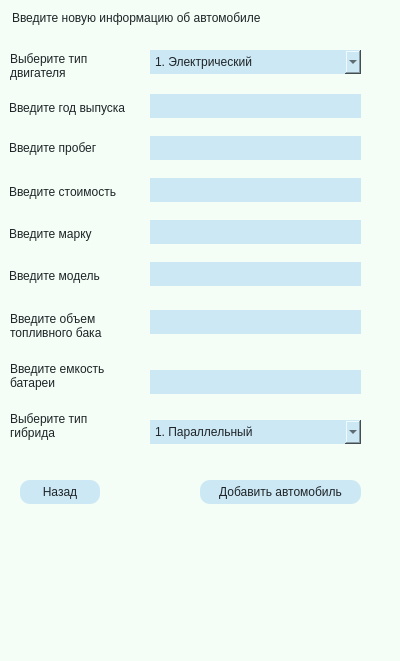
Qt form lab4/CarAddingWindow.ui (n1ck-b/Labs) before a commit.
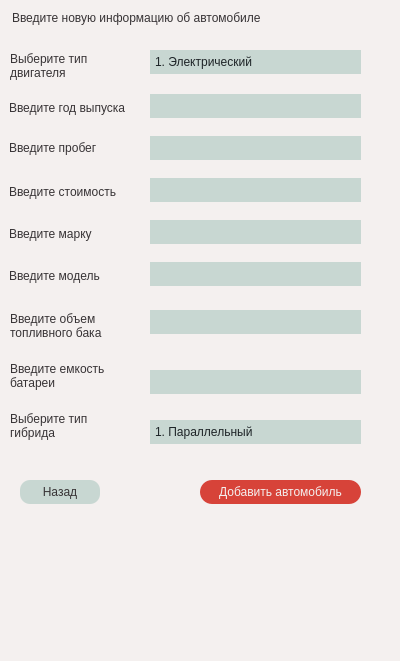
The same form after that commit. Icons and pictures are not drawn.

Patch:
```diff
--- a/lab4/CarAddingWindow.ui
+++ b/lab4/CarAddingWindow.ui
@@ -14,9 +14,9 @@
    <string>Добавление автомобиля в каталог</string>
   </property>
   <property name="styleSheet">
-   <string notr="true">background-color: rgb(244, 254, 246);
-color: rgb(30, 36, 39);
-font: 600 8pt &quot;Montserrat&quot;;</string>
+   <string notr="true">background-color: rgb(244, 240, 239);
+font: 600 8pt &quot;Montserrat&quot;;
+color: rgb(55, 51, 53);</string>
   </property>
   <widget class="QLabel" name="yearLabel">
    <property name="geometry">
@@ -54,12 +54,12 @@
     </rect>
    </property>
    <property name="styleSheet">
-    <string notr="true">color: rgb(30, 36, 39);
+    <string notr="true">color: rgb(55, 51, 53);
 font: 600 9pt &quot;Montserrat&quot;;
 border-style: solid;
 border-width: 0px;
-background-color: rgb(204, 232, 244);
-padding: 5px</string>
+padding: 5px;
+background-color: rgb(200, 215, 210);</string>
    </property>
   </widget>
   <widget class="QLabel" name="priceLabel">
@@ -98,12 +98,12 @@
     </rect>
    </property>
    <property name="styleSheet">
-    <string notr="true">color: rgb(30, 36, 39);
+    <string notr="true">color: rgb(55, 51, 53);
 font: 600 9pt &quot;Montserrat&quot;;
 border-style: solid;
 border-width: 0px;
-background-color: rgb(204, 232, 244);
-padding: 5px</string>
+padding: 5px;
+background-color: rgb(200, 215, 210);</string>
    </property>
   </widget>
   <widget class="QLabel" name="modelLabel">
@@ -129,12 +129,12 @@
     </rect>
    </property>
    <property name="styleSheet">
-    <string notr="true">color: rgb(30, 36, 39);
+    <string notr="true">color: rgb(55, 51, 53);
 font: 600 9pt &quot;Montserrat&quot;;
 border-style: solid;
 border-width: 0px;
-background-color: rgb(204, 232, 244);
-padding: 5px</string>
+padding: 5px;
+background-color: rgb(200, 215, 210);</string>
    </property>
   </widget>
   <widget class="QLineEdit" name="priceLineEdit">
@@ -147,12 +147,12 @@
     </rect>
    </property>
    <property name="styleSheet">
-    <string notr="true">color: rgb(30, 36, 39);
+    <string notr="true">color: rgb(55, 51, 53);
 font: 600 9pt &quot;Montserrat&quot;;
 border-style: solid;
 border-width: 0px;
-background-color: rgb(204, 232, 244);
-padding: 5px</string>
+padding: 5px;
+background-color: rgb(200, 215, 210);</string>
    </property>
   </widget>
   <widget class="QLineEdit" name="modelLineEdit">
@@ -165,12 +165,12 @@
     </rect>
    </property>
    <property name="styleSheet">
-    <string notr="true">color: rgb(30, 36, 39);
+    <string notr="true">color: rgb(55, 51, 53);
 font: 600 9pt &quot;Montserrat&quot;;
 border-style: solid;
 border-width: 0px;
-background-color: rgb(204, 232, 244);
-padding: 5px</string>
+padding: 5px;
+background-color: rgb(200, 215, 210);</string>
    </property>
   </widget>
   <widget class="QLabel" name="topLabel">
@@ -201,13 +201,19 @@
     </rect>
    </property>
    <property name="styleSheet">
-    <string notr="true">color: rgb(30, 36, 39);
-font: 600 9pt &quot;Montserrat&quot;;
-border-radius: 10px;
-border-style: solid;
-border-width: 0px;
-background-color: rgb(204, 232, 244);
-padding: 5px</string>
+    <string notr="true">QPushButton:hover
+{
+	background-color: #CC3329;
+}
+QPushButton{
+	color: rgb(244, 240, 239);
+	font: 600 9pt &quot;Montserrat&quot;;
+	border-radius: 12px;
+	border-style: solid;
+	border-width: 0px;
+	background-color: rgb(215, 67, 57);
+	padding: 5px;
+}</string>
    </property>
    <property name="text">
     <string>Добавить автомобиль</string>
@@ -237,12 +243,12 @@
     </rect>
    </property>
    <property name="styleSheet">
-    <string notr="true">color: rgb(30, 36, 39);
+    <string notr="true">color: rgb(55, 51, 53);
 font: 600 9pt &quot;Montserrat&quot;;
 border-style: solid;
 border-width: 0px;
-background-color: rgb(204, 232, 244);
-padding: 5px</string>
+padding: 5px;
+background-color: rgb(200, 215, 210);</string>
    </property>
   </widget>
   <widget class="QLineEdit" name="batteryLineEdit">
@@ -255,12 +261,12 @@
     </rect>
    </property>
    <property name="styleSheet">
-    <string notr="true">color: rgb(30, 36, 39);
+    <string notr="true">color: rgb(55, 51, 53);
 font: 600 9pt &quot;Montserrat&quot;;
 border-style: solid;
 border-width: 0px;
-background-color: rgb(204, 232, 244);
-padding: 5px</string>
+padding: 5px;
+background-color: rgb(200, 215, 210);</string>
    </property>
   </widget>
   <widget class="QLabel" name="batteryLabel">
@@ -301,12 +307,26 @@
     </rect>
    </property>
    <property name="styleSheet">
-    <string notr="true">color: rgb(30, 36, 39);
-font: 600 9pt &quot;Montserrat&quot;;
-border-style: solid;
-border-width: 0px;
-background-color: rgb(204, 232, 244);
-padding: 5px</string>
+    <string notr="true">QComboBox 
+{
+	color: rgb(30, 36, 39);
+	font: 600 9pt &quot;Montserrat&quot;;
+	border-style: solid;
+	border-width: 0px;
+	background-color: rgb(200, 215, 210);
+	padding: 5px;
+}
+QComboBox::drop-down
+{
+	border:none;
+}
+QComboBox::down-arrow
+{
+	image: url(:/rcs/free-icon-down-arrow-2985150.png);
+	wigth: 30px;
+	height:30px;
+	margin-right: 5px;
+}</string>
    </property>
    <item>
     <property name="text">
@@ -343,12 +363,26 @@
     </rect>
    </property>
    <property name="styleSheet">
-    <string notr="true">color: rgb(30, 36, 39);
-font: 600 9pt &quot;Montserrat&quot;;
-border-style: solid;
-border-width: 0px;
-background-color: rgb(204, 232, 244);
-padding: 5px</string>
+    <string notr="true">QComboBox 
+{
+	color: rgb(30, 36, 39);
+	font: 600 9pt &quot;Montserrat&quot;;
+	border-style: solid;
+	border-width: 0px;
+	background-color: rgb(200, 215, 210);
+	padding: 5px;
+}
+QComboBox::drop-down
+{
+	border:none;
+}
+QComboBox::down-arrow
+{
+	image: url(:/rcs/free-icon-down-arrow-2985150.png);
+	wigth: 30px;
+	height:30px;
+	margin-right: 5px;
+}</string>
    </property>
    <item>
     <property name="text">
@@ -376,13 +410,21 @@
     </rect>
    </property>
    <property name="styleSheet">
-    <string notr="true">color: rgb(30, 36, 39);
-font: 600 9pt &quot;Montserrat&quot;;
-border-radius: 10px;
-border-style: solid;
-border-width: 0px;
-background-color: rgb(204, 232, 244);
-padding: 5px</string>
+    <string notr="true">QPushButton:hover
+{
+	background-color: #9AB6AC;
+}
+QPushButton{
+	color: rgb(55, 51, 53);
+	font: 600 9pt &quot;Montserrat&quot;;
+	border-radius: 10px;
+	border-style: solid;
+	border-width: 0px;
+	background-color: rgb(200, 215, 210);
+	padding: 5px;
+}
+
+</string>
    </property>
    <property name="text">
     <string>Назад</string>
```
Left out of the diff: 4 changed lines with no effect on the pictures.
